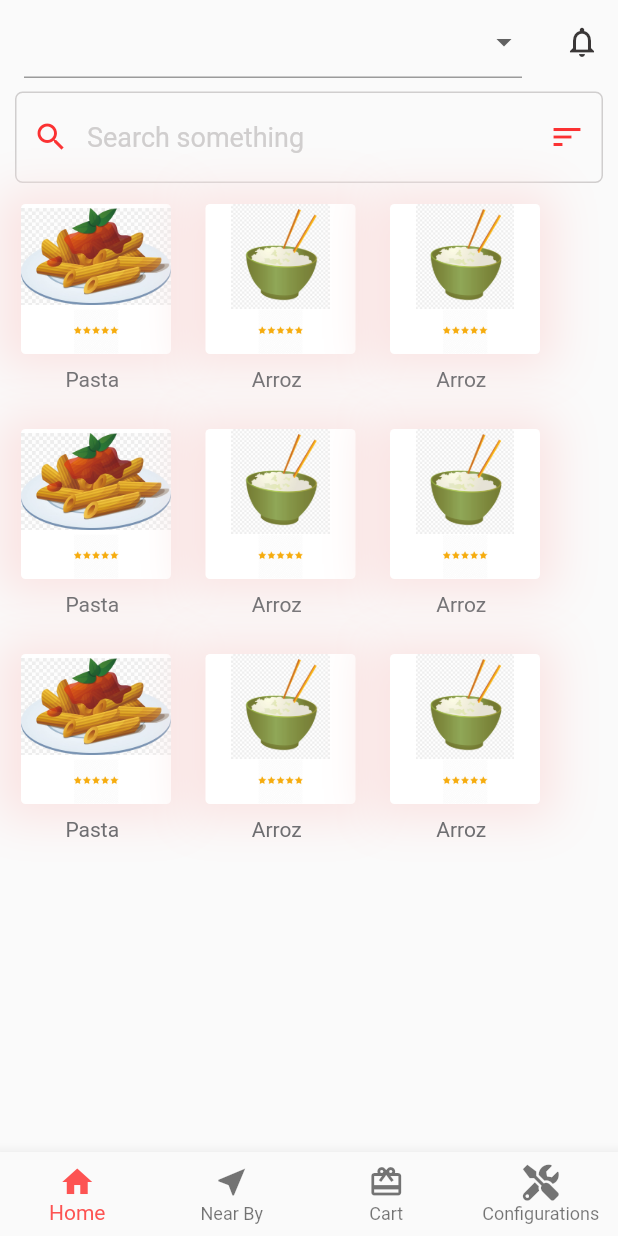
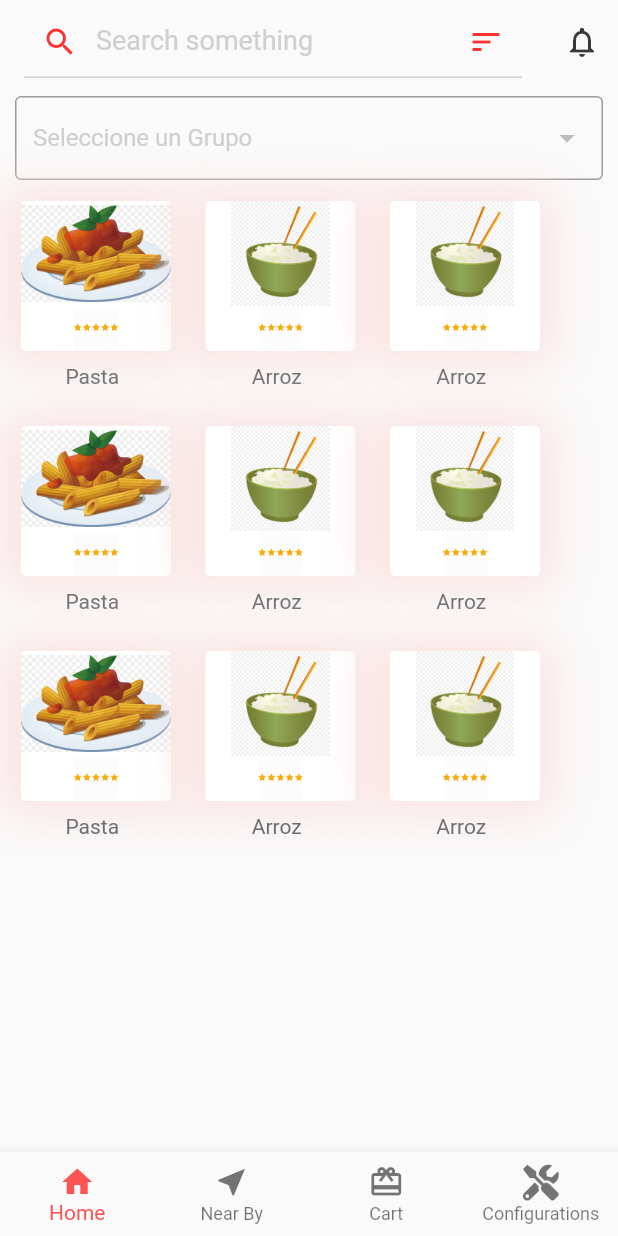
Before and after one commit to genmotionmakers/ingroupbuy, a Flutter app: the screen it shows after launch, on a phone screen of 412 x 824 dp. Run offline on Flutter 3.47's test engine with Material 2 defaults, Android fonts, the light colour scheme and no system bars; our stand-ins replace font_awesome_flutter.

Commit message:
Se implementa la busqueda de grupo F01

```diff
--- /dev/null
+++ b/lib/Strings.dart
@@ -0,0 +1,3 @@
+class Strings {
+  static const String api_url = "http://192.169.8.111:8080/v1";
+}
--- a/lib/screens/HomePage.dart
+++ b/lib/screens/HomePage.dart
@@ -3,6 +3,7 @@ import 'package:prohumanhacks/animations/ScaleRoute.dart';
 import 'package:prohumanhacks/widgets/BottomNavBarWidget.dart';
 import 'package:prohumanhacks/widgets/SearchWidget.dart';
 import 'package:prohumanhacks/widgets/ShoppingList.dart';
+import 'package:prohumanhacks/services/Group.dart';
 
 import 'SignInPage.dart';
 
@@ -12,31 +13,33 @@ class HomePage extends StatefulWidget {
 }
 
 class _HomePageState extends State<HomePage> {
-    String _selectedText = "A";
+  MyDropDown dropDownGroup = new MyDropDown();
+  bool loading = false;
+
   @override
   Widget build(BuildContext context) {
     return Scaffold(
       appBar: AppBar(
-
         backgroundColor: Color(0xFFFAFAFA),
         elevation: 0,
-
-          title:new MyDropDown(),
+        title: SearchWidget(onSubmitSearch: (search) => {searchGroup(search)}),
         brightness: Brightness.light,
         actions: <Widget>[
           IconButton(
               icon: Icon(
                 Icons.notifications_none,
                 color: Color(0xFF3a3737),
-                ),onPressed: () {Navigator.push(context, ScaleRoute(page: SignInPage()));})
-
+              ),
+              onPressed: () {
+                Navigator.push(context, ScaleRoute(page: SignInPage()));
+              })
         ],
       ),
       body: SingleChildScrollView(
         child: Column(
           children: <Widget>[
             // Too pages
-              SearchWidget(),
+            dropDownGroup,
             ShoppingList(),
             ShoppingList(),
             ShoppingList()
@@ -47,34 +50,83 @@ class _HomePageState extends State<HomePage> {
     );
   }
 
+  /// Realiza la busqueda de acuerdo al texto que se pasa en [search]
+  void searchGroup(String search) {
+    Group()
+        .getGroups()
+        .then((_groups) => {
+              dropDownGroup.changeState(
+                  grupos: _groups, selected: _groups[0].id),
+            })
+        .catchError((error) => {
+              print(error.toString()),
+            });
+  }
 }
 
+class MyDropDown extends StatefulWidget {
+  final _MyDropDownState _state = _MyDropDownState();
 
-
-class MyDropDown extends StatefulWidget {
-  const MyDropDown({
+  MyDropDown({
     Key key,
   }) : super(key: key);
 
   @override
-  _MyDropDownState createState() => _MyDropDownState();
+  State createState() => _state;
+
+  /// Actualiza el estado del widget
+  changeState({List<IGroup> grupos, String selected}) {
+    _state.changeState(grupos: grupos, selected: selected);
+  }
 }
 
 class _MyDropDownState extends State<MyDropDown> {
-  String selected;
+  String _selected;
+  List<IGroup> _grupos = new List<IGroup>();
+
   @override
   Widget build(BuildContext context) {
-    return DropdownButtonFormField<String>(
-      value: selected,
-      items: ["A", "B", "C"]
-          .map((label) => DropdownMenuItem(
-        child: Text(label),
-        value: label,
+    return Padding(
+        padding: EdgeInsets.only(left: 10, top: 8, right: 10, bottom: 5),
+        child: DropdownButtonFormField<String>(
+          decoration: new InputDecoration(
+            isDense: true,
+            alignLabelWithHint: true,
+            hintStyle: new TextStyle(
+                color: Color(0xFFd0cece),
+                fontSize: 16,
+                fontFamily: 'tahoma',
+                decorationStyle: TextDecorationStyle.solid),
+            hintText: "Seleccione un Grupo",
+            border: OutlineInputBorder(
+              borderSide: BorderSide(
+                width: 1,
+                color: Color(0xFFfb3132),
+                style: BorderStyle.solid,
+              ),
+            ),
+          ),
+          value: _selected,
+          items: _grupos
+              .map((group) => DropdownMenuItem(
+                    child: Text(group.name),
+                    value: group.id,
                   ))
               .toList(),
           onChanged: (value) {
-        setState(() => selected = value);
+            setState(() => _selected = value);
           },
-    );
+        ));
+  }
+
+  /// Actualiza el estado del widget
+  changeState({List<IGroup> grupos, String selected}) {
+    setState(() {
+      /// Si se actualizaron los grupos
+      if (selected != null) _grupos = grupos;
+
+      /// Si se actualizo el item seleccionado
+      if (selected != null) _selected = selected;
+    });
   }
 }
--- /dev/null
+++ b/lib/services/Group.dart
@@ -0,0 +1,49 @@
+import 'package:http/http.dart' as http;
+import 'dart:convert';
+import 'package:prohumanhacks/Strings.dart';
+
+class Group {
+  /// Obtiene los grupos
+  Future<List<IGroup>> getGroups() async {
+    try {
+      print(Strings.api_url);
+      final response = await http.get(
+          Strings.api_url + '/groups/8.737365320979848,-75.87728043124469');
+
+      /// Si fue exitoso
+      if (response.statusCode == 200) {
+        return IGroup().getJson(json.decode(response.body));
+      } else {
+        throw Exception(response.body);
+      }
+    } catch (e) {
+      throw Exception('Failed to load groups... ' + e.toString());
+    }
+  }
+}
+
+class IGroup {
+  final String id;
+  final String name;
+  final String coords;
+  final int distance;
+
+  IGroup({this.id, this.name, this.coords, this.distance});
+
+  List<IGroup> getJson(List<dynamic> json) {
+    List<IGroup> grupos = new List<IGroup>();
+
+    /// Recorre el map
+    for (var item in json) {
+      if (item != null) {
+        grupos.add(IGroup(
+            id: item['_id'],
+            name: item['name'],
+            coords: item['coords'],
+            distance: item['distance']));
+      }
+    }
+
+    return grupos;
+  }
+}
--- a/lib/widgets/SearchWidget.dart
+++ b/lib/widgets/SearchWidget.dart
@@ -1,28 +1,30 @@
 import 'package:flutter/material.dart';
 
 class SearchWidget extends StatelessWidget {
+  final ValueChanged<String>
+      onSubmitSearch; // Evento al hacer búsqueda de contenido
+
+  SearchWidget({this.onSubmitSearch});
+
   @override
   Widget build(BuildContext context) {
     return Padding(
-      padding: EdgeInsets.only(left: 10,top: 5,right: 10,bottom: 5),
+      padding: EdgeInsets.only(left: 0, top: 0, right: 0, bottom: 0),
       child: TextField(
-
+        onSubmitted: (text) {
+          this.onSubmitSearch(text);
+        },
         decoration: InputDecoration(
-          border: OutlineInputBorder(
-            borderRadius: BorderRadius.all(Radius.circular(5.0)),
-            borderSide: BorderSide(
-              width: 0,
-              color: Color(0xFFfb3132),
-              style: BorderStyle.none,
-            ),
-          ),
           filled: true,
           prefixIcon: Icon(
             Icons.search,
             color: Color(0xFFfb3132),
           ),
           fillColor: Color(0xFFFAFAFA),
-          suffixIcon: Icon(Icons.sort,color: Color(0xFFfb3132),),
+          suffixIcon: Icon(
+            Icons.sort,
+            color: Color(0xFFfb3132),
+          ),
           hintStyle: new TextStyle(color: Color(0xFFd0cece), fontSize: 18),
           hintText: "Search something",
         ),
```
Also changed, not shown: 1 other file. Lines whose indentation alone changed are shown as unchanged.
